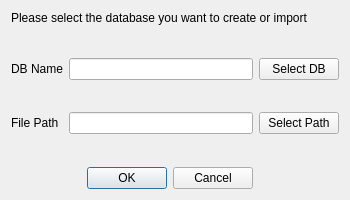
The window that resource/ui/DialogDB.ui (XOB-CN/LogTools) describes before a commit, drawn with Qt 5.
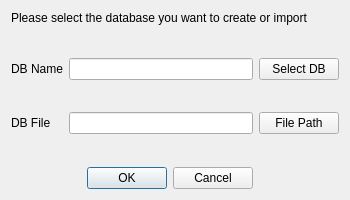
The same window after the commit.

Commit message: update dialog db UI

```diff
--- a/resource/ui/DialogDB.ui
+++ b/resource/ui/DialogDB.ui
@@ -29,7 +29,7 @@
    <item row="5" column="0">
     <widget class="QLabel" name="lab_filepath">
      <property name="text">
-      <string>File Path</string>
+      <string>DB File</string>
      </property>
     </widget>
    </item>
@@ -100,7 +100,7 @@
    <item row="5" column="2">
     <widget class="QPushButton" name="btn_filepath">
      <property name="text">
-      <string>Select Path</string>
+      <string>File Path</string>
      </property>
     </widget>
    </item>
```
The commit also changes 1 other file.
